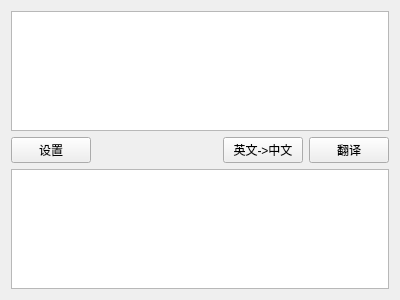
Old version of the form translatewidget.ui in the repository duguosheng/MiaoMiaoTranslate.
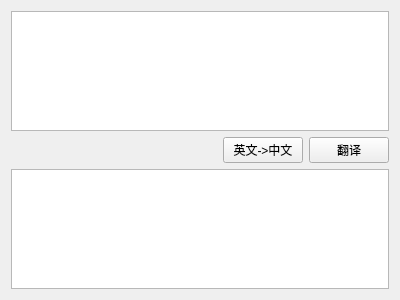
New version of the form.

```diff
--- a/translatewidget.ui
+++ b/translatewidget.ui
@@ -50,13 +50,6 @@
      </property>
     </spacer>
    </item>
-   <item row="1" column="0">
-    <widget class="QPushButton" name="buttonSetting">
-     <property name="text">
-      <string>设置</string>
-     </property>
-    </widget>
-   </item>
    <item row="0" column="0" colspan="4">
     <widget class="QPlainTextEdit" name="textEditInput"/>
    </item>
```
